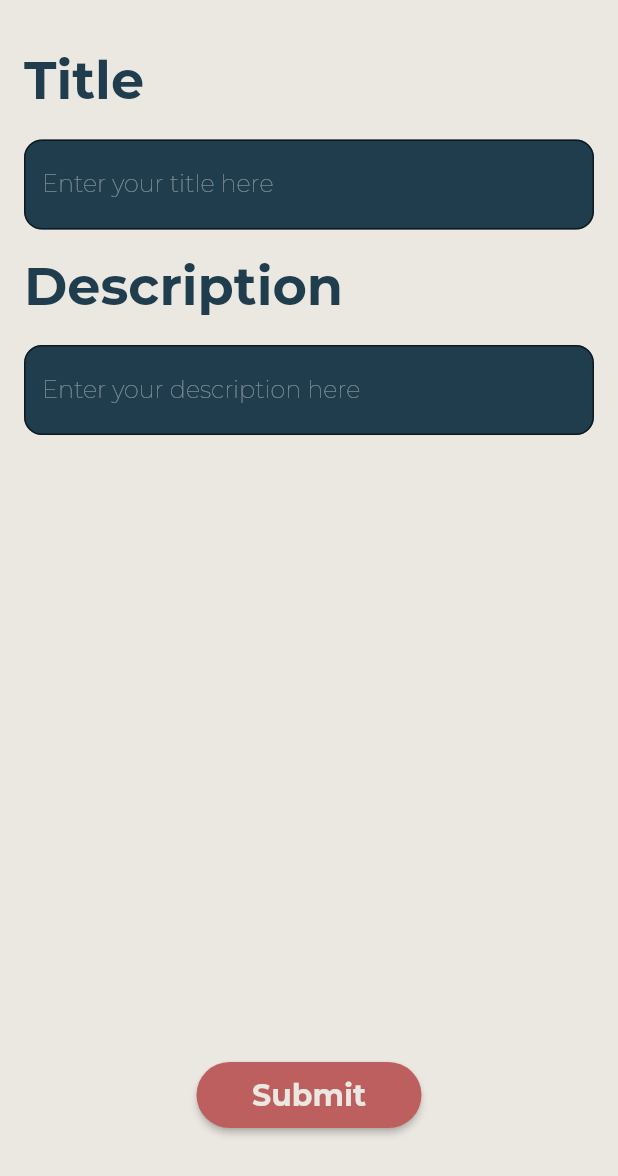
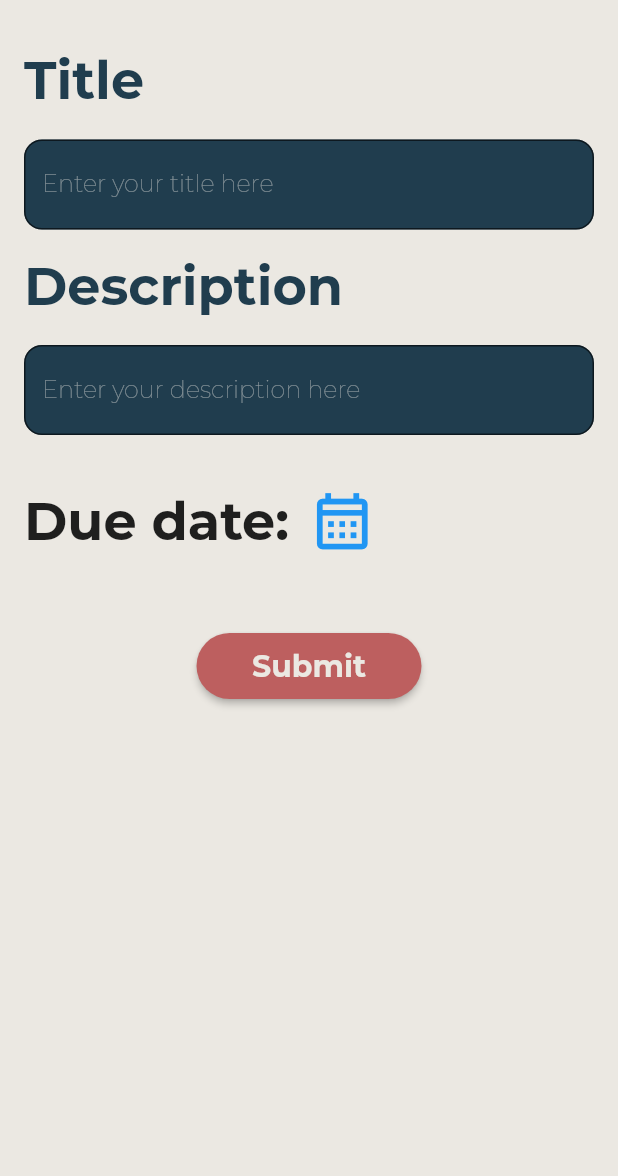
Before and after one commit to MalekGhazal/flutter_project, a Flutter app: the AddTodoScreen screen opened directly, on a phone screen of 412 x 824 dp, the part 60-1236 px from its top. Run offline on Flutter 3.47's test engine with Material 2 defaults, Android fonts, the phone set to English and light mode, and no system bars; our stand-ins replace firebase_auth, firebase_core, font_awesome_flutter, google_sign_in; accounts and stored records are empty; generated files the repository leaves out were written again; project files that could hold a hidden picture were left out.

Commit message:
Created date picker widget & Modified model/provider + add todo/todos screens + addtodo/todo list widgets + added all dependencies

```diff
--- a/lib/providers/todo_provider.dart
+++ b/lib/providers/todo_provider.dart
@@ -40,12 +40,14 @@ class TodoProvider with ChangeNotifier {
     notifyListeners();
   }
 
-  Future<void> addTodo(String title, String description) async {
+  Future<void> addTodo(
+      String title, String description, DateTime? dueDate) async {
     // Simulate adding a new todo.
     Todo todo = Todo(
       title: title,
       description: description,
       status: TodoStatus.open,
+      dueDate: dueDate,
     );
     _openTodos.insert(0, todo);
     notifyListeners();
--- a/lib/screens/add_todo_screen.dart
+++ b/lib/screens/add_todo_screen.dart
@@ -1,3 +1,5 @@
+// ignore_for_file: library_private_types_in_public_api
+
 import 'package:flutter/material.dart';
 import 'package:flutter_project/theme/light_theme.dart';
 import 'package:provider/provider.dart';
@@ -8,28 +10,64 @@ class AddTodoScreen extends StatefulWidget {
   const AddTodoScreen({Key? key}) : super(key: key);
 
   @override
-  // ignore: library_private_types_in_public_api
   _AddTodoScreenState createState() => _AddTodoScreenState();
 }
 
 class _AddTodoScreenState extends State<AddTodoScreen> {
   final TextEditingController titleController = TextEditingController();
   final TextEditingController descriptionController = TextEditingController();
+  DateTime? dueDate; // Store the selected due date
+
+  Future<void> selectDueDate(BuildContext context) async {
+    final DateTime? picked = await showDatePicker(
+      context: context,
+      initialDate: dueDate ?? DateTime.now(),
+      firstDate: DateTime.now(),
+      lastDate: DateTime(2100),
+    );
+
+    if (picked != null && picked != dueDate) {
+      setState(() {
+        dueDate = picked;
+      });
+    }
+  }
 
   void submitTodo() {
-    final String title = titleController.text.trim();
-    final String description = descriptionController.text.trim();
+    if (titleController.text.isEmpty) {
+      ScaffoldMessenger.of(context).showSnackBar(
+        const SnackBar(
+          content: Text('Please enter a title.'),
+        ),
+      );
+      return;
+    }
 
-    if (title.isNotEmpty && description.isNotEmpty) {
-      // Only pass the description as a String
+    if (descriptionController.text.isEmpty) {
+      ScaffoldMessenger.of(context).showSnackBar(
+        const SnackBar(
+          content: Text('Please enter a description.'),
+        ),
+      );
+      return;
+    }
+
+    if (dueDate == null) {
+      ScaffoldMessenger.of(context).showSnackBar(
+        const SnackBar(
+          content: Text('Please select a due date.'),
+        ),
+      );
+      return;
+    }
+
     Provider.of<TodoProvider>(context, listen: false).addTodo(
-        title,
-        description,
+      titleController.text.trim(),
+      descriptionController.text.trim(),
+      dueDate,
     );
 
-      // Navigate back to the previous screen (TodosScreen)
     Navigator.pop(context);
-    }
   }
 
   @override
@@ -47,13 +85,13 @@ class _AddTodoScreenState extends State<AddTodoScreen> {
         ),
       ),
       drawer: const TodoDrawer(),
-      body: Stack(
-        children: [
-          Padding(
+      body: SingleChildScrollView(
+        child: Padding(
           padding: const EdgeInsets.all(16.0),
           child: Column(
             crossAxisAlignment: CrossAxisAlignment.start,
             children: [
+              // Title Text
               Text(
                 "Title",
                 style: TextStyle(
@@ -63,6 +101,8 @@ class _AddTodoScreenState extends State<AddTodoScreen> {
                 ),
               ),
               const SizedBox(height: 18.0),
+
+              // Title TextField
               TextField(
                 controller: titleController,
                 style: TextStyle(
@@ -87,6 +127,8 @@ class _AddTodoScreenState extends State<AddTodoScreen> {
                 ),
               ),
               const SizedBox(height: 16.0),
+
+              // Description Text
               Text(
                 "Description",
                 style: TextStyle(
@@ -96,8 +138,10 @@ class _AddTodoScreenState extends State<AddTodoScreen> {
                 ),
               ),
               const SizedBox(height: 18.0),
+
+              // Description TextField
               Container(
-                  constraints: const BoxConstraints(minHeight: 100),
+                constraints: const BoxConstraints(minHeight: 50),
                 child: TextField(
                   controller: descriptionController,
                   maxLines: null,
@@ -123,14 +167,51 @@ class _AddTodoScreenState extends State<AddTodoScreen> {
                   ),
                 ),
               ),
+              const SizedBox(height: 35.0),
+              Row(
+                children: [
+                  const Text(
+                    'Due date:',
+                    style: TextStyle(
+                      fontSize: 35.0,
+                      fontWeight: FontWeight.bold,
+                    ),
+                  ),
+                  const SizedBox(width: 8.0),
+                  if (dueDate != null)
+                    Column(
+                      crossAxisAlignment: CrossAxisAlignment.start,
+                      children: [
+                        Text(
+                          dueDate!.toLocal().toString().split(' ')[0],
+                          style: const TextStyle(
+                            fontSize: 20,
+                            color: Colors.green,
+                          ),
+                        ),
                       ],
                     ),
+                  const VerticalDivider(
+                    width: 5,
+                    color: Colors.transparent,
                   ),
-          Positioned(
-            left: 0,
-            right: 0,
-            bottom: 30.0,
-            child: Center(
+                  GestureDetector(
+                    onTap: () {
+                      selectDueDate(context);
+                    },
+                    child: const Icon(
+                      Icons.calendar_month_outlined,
+                      size: 45,
+                      color: Colors.blue,
+                    ),
+                  ),
+                ],
+              ),
+
+              const SizedBox(height: 50.0),
+
+              // Submit Button
+              Center(
                 child: SizedBox(
                   width: 150.0,
                   child: ElevatedButton(
@@ -148,16 +229,20 @@ class _AddTodoScreenState extends State<AddTodoScreen> {
                         const EdgeInsets.symmetric(vertical: 10),
                       ),
                     ),
-                  child: Text('Submit',
+                    child: Text(
+                      'Submit',
                       style: TextStyle(
                         color: Theme.of(context).colorScheme.background,
                         fontSize: 20.0,
-                          fontWeight: FontWeight.w600)),
+                        fontWeight: FontWeight.w600,
+                      ),
                     ),
                   ),
                 ),
               ),
             ],
+          ),
+        ),
       ),
     );
   }
--- a/lib/screens/todos_screen.dart
+++ b/lib/screens/todos_screen.dart
@@ -115,11 +115,12 @@ class TodosState extends State<TodosScreen> {
       context: context,
       builder: (BuildContext context) {
         return AddTodo(
-          addTodo: (String title, String description) {
+          addTodo: (String title, String description, DateTime? dueDate) {
             // Call the addTodo method with the provided description.
             Provider.of<TodoProvider>(context, listen: false)
-                .addTodo(title, description);
+                .addTodo(title, description, dueDate);
           },
+          dueDate: null,
         );
       },
     );
--- a/pubspec.yaml
+++ b/pubspec.yaml
@@ -39,6 +39,7 @@ dependencies:
   firebase_auth: ^4.10.0
   google_sign_in: ^6.1.5
   provider: ^6.0.5
+  intl: ^0.18.1
 
 dev_dependencies:
   flutter_test:
```
Also changed, not shown: lib/models/todo_model.dart (+8 -14 lines), lib/widgets/add_todo.dart (+12 -3 lines), lib/widgets/date_picker.dart (added, +49 -0 lines), lib/widgets/todo_list.dart (+17 -11 lines), pubspec.lock, 2 other files. Lines whose indentation alone changed are shown as unchanged.
